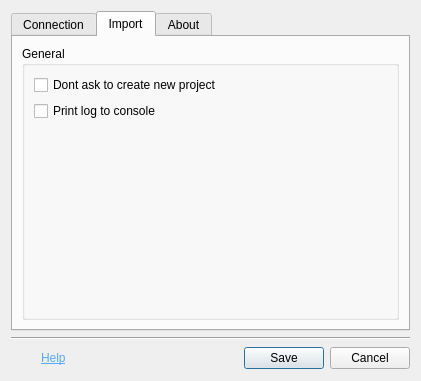
This is megascan_link_python/ui/uiDesign/settings_dialog.ui in Raider-Arts/painter-megascan-link as Qt 5 draws it before an edit. The edited form follows.
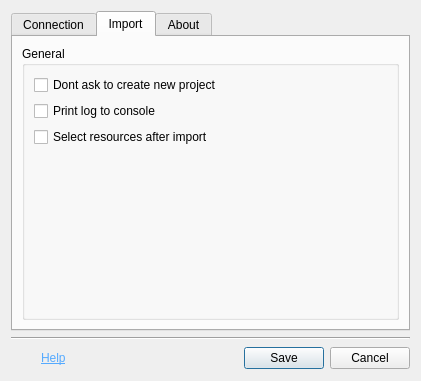
This is the edited form. The open tabs and pages were chosen to show the change.

Commit message: [PYHTON] Updated SettingDialog to accommodate config option selectafterimport

What changed in the file:
```diff
--- a/megascan_link_python/ui/uiDesign/settings_dialog.ui
+++ b/megascan_link_python/ui/uiDesign/settings_dialog.ui
@@ -113,6 +113,13 @@
                   </property>
                  </widget>
                 </item>
+                <item row="2" column="0">
+                 <widget class="QCheckBox" name="selectafterimport">
+                  <property name="text">
+                   <string>Select resources after import</string>
+                  </property>
+                 </widget>
+                </item>
                </layout>
               </item>
              </layout>
```
The commit also changes 2 other files.
